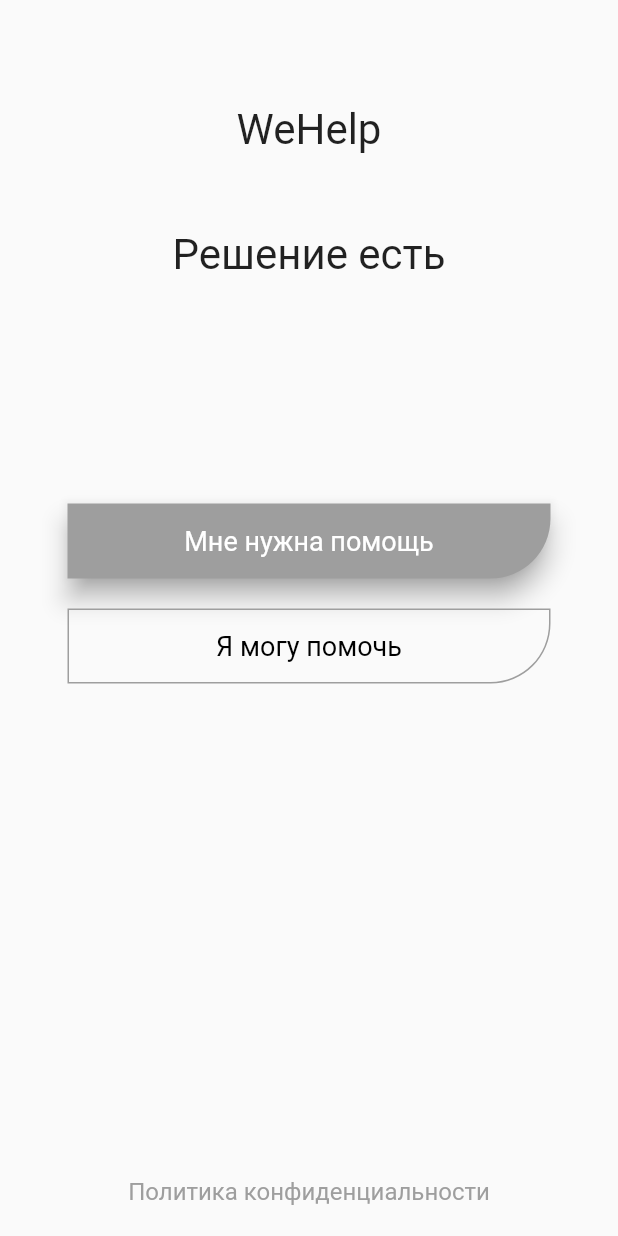
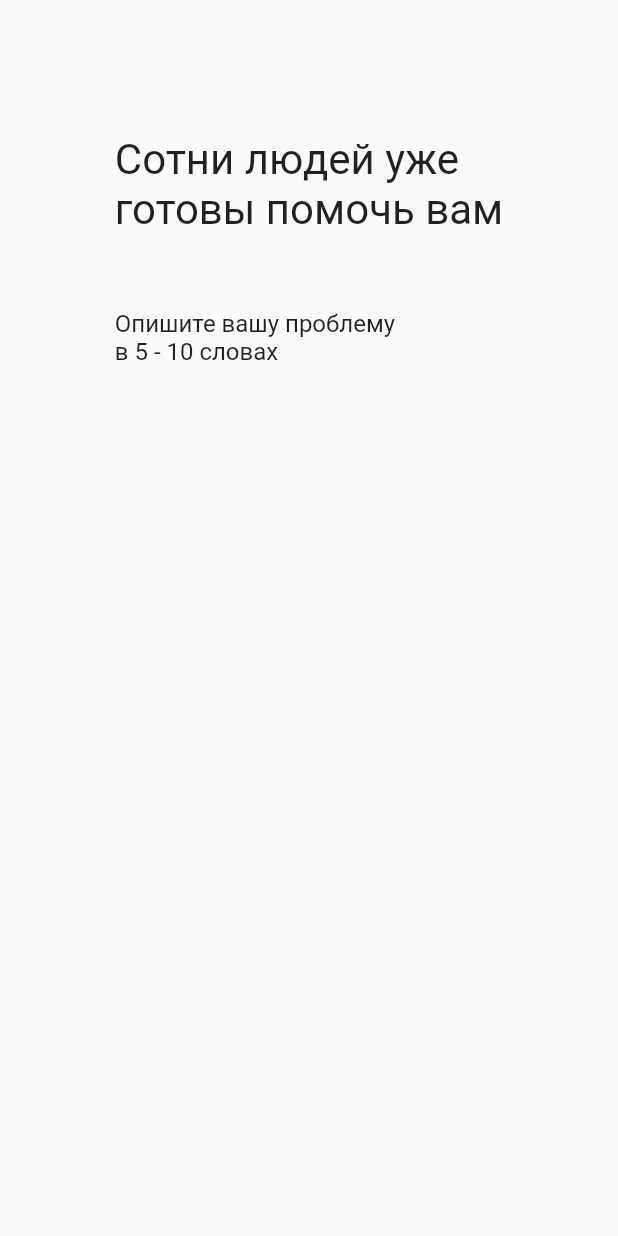
Before and after one commit to ars-kalinichenko/WeHelp, a Flutter app: the screen it shows after launch, after a tap on "Мне нужна помощь", on a phone screen of 412 x 824 dp. Run offline on Flutter 3.47's test engine with Material 2 defaults, Android fonts, the phone set to English and light mode, and no system bars; Roboto replaces fonts that are missing (Montserrat).

Commit message:
Added transition to the customer’s screen.

```diff
--- /dev/null
+++ b/we_help/lib/Screens/HomeCustomer/components/body.dart
@@ -0,0 +1,60 @@
+import 'package:flutter/material.dart';
+
+
+class Body extends StatelessWidget {
+  @override
+  Widget build(BuildContext context) {
+    // This method is rerun every time setState is called, for instance as done
+    // by the _incrementCounter method above.
+    //
+    // The Flutter framework has been optimized to make rerunning build methods
+    // fast, so that you can just rebuild anything that needs updating rather
+    // than having to individually change instances of widgets.
+    return Scaffold(
+        body: Center(
+            // Center is a layout widget. It takes a single child and positions it
+            // in the middle of the parent.
+            child: Column(
+                // Column is also a layout widget. It takes a list of children and
+                // arranges them vertically. By default, it sizes itself to fit its
+                // children horizontally, and tries to be as tall as its parent.
+                //
+                // Invoke "debug painting" (press "p" in the console, choose the
+                // "Toggle Debug Paint" action from the Flutter Inspector in Android
+                // Studio, or the "Toggle Debug Paint" command in Visual Studio Code)
+                // to see the wireframe for each widget.
+                //
+                // Column has various properties to control how it sizes itself and
+                // how it positions its children. Here we use mainAxisAlignment to
+                // center the children vertically; the main axis here is the vertical
+                // axis because Columns are vertical (the cross axis would be
+                // horizontal).
+                mainAxisAlignment: MainAxisAlignment.spaceBetween,
+                crossAxisAlignment: CrossAxisAlignment.start,
+                children: <Widget>[
+          Container(
+            child: Column(
+              mainAxisAlignment: MainAxisAlignment.spaceEvenly,
+              crossAxisAlignment: CrossAxisAlignment.start,
+              children: <Widget>[
+                Container(
+                  padding: EdgeInsets.only(top: 90),
+                  child: Text('Сотни людей уже \nготовы помочь вам',
+                      textAlign: TextAlign.left,
+                      style:
+                          TextStyle(fontSize: 28.0, fontFamily: "Montserrat")),
+                ),
+                SizedBox(height: 50.0),
+                Container(
+                  child: Text('Опишите вашу проблему \nв 5 - 10 словах',
+                      textAlign: TextAlign.left,
+                      style:
+                          TextStyle(fontSize: 16.0, fontFamily: "Montserrat")),
+                ),
+              ],
+            ),
+          ),
+        ])));
+    // This trailing comma makes auto-formatting nicer for build methods.
+  }
+}
--- /dev/null
+++ b/we_help/lib/Screens/HomeCustomer/home_customer_screen.dart
@@ -0,0 +1,12 @@
+import 'package:flutter/material.dart';
+
+import 'components/body.dart';
+
+class HomeCustomerScreen extends StatelessWidget {
+  @override
+  Widget build(BuildContext context) {
+    return Scaffold(
+      body: Body(),
+    );
+  }
+}
--- a/we_help/lib/Screens/Welcome/components/body.dart
+++ b/we_help/lib/Screens/Welcome/components/body.dart
@@ -1,4 +1,5 @@
 import 'package:flutter/material.dart';
+import 'package:we_help/Screens/HomeCustomer/home_customer_screen.dart';
 
 import '../../../constants.dart';
 
@@ -68,8 +69,15 @@ class Body extends StatelessWidget {
                       color: PrimaryColor,
                       elevation: 7.0,
                       child: GestureDetector(
-                        onTap: () {
-                          print("Clicked!"); //TODO: swipe screen
+                        onTap: () { // TODO: Tap for all button
+                          Navigator.push(
+                            context,
+                            MaterialPageRoute(
+                              builder: (context) {
+                                return HomeCustomerScreen();
+                              },
+                            ),
+                          );
                         },
                         child: Center(
                           child: Text(
```
